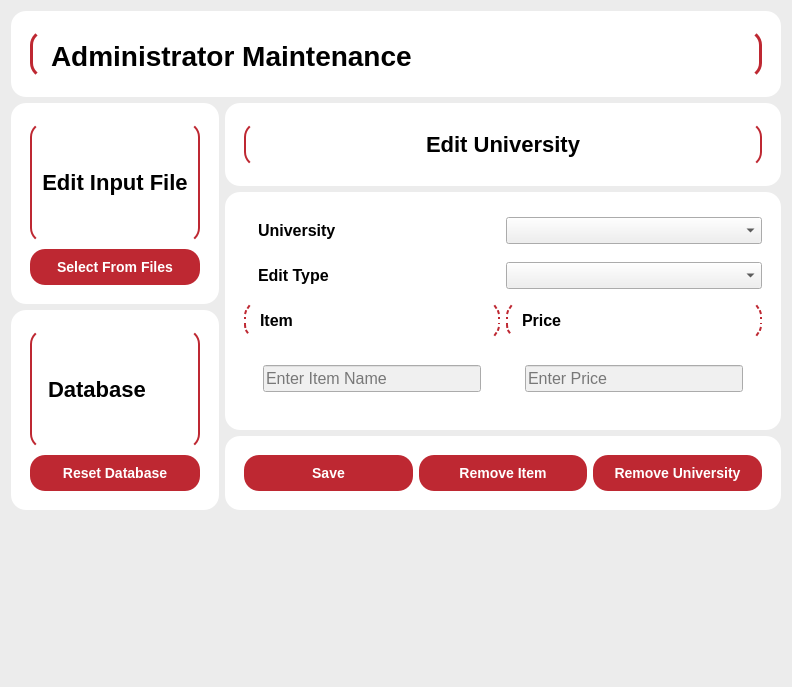
This is adminpage.ui in Akil0814/College_Tour as Qt 5 draws it before an edit. The edited form follows.
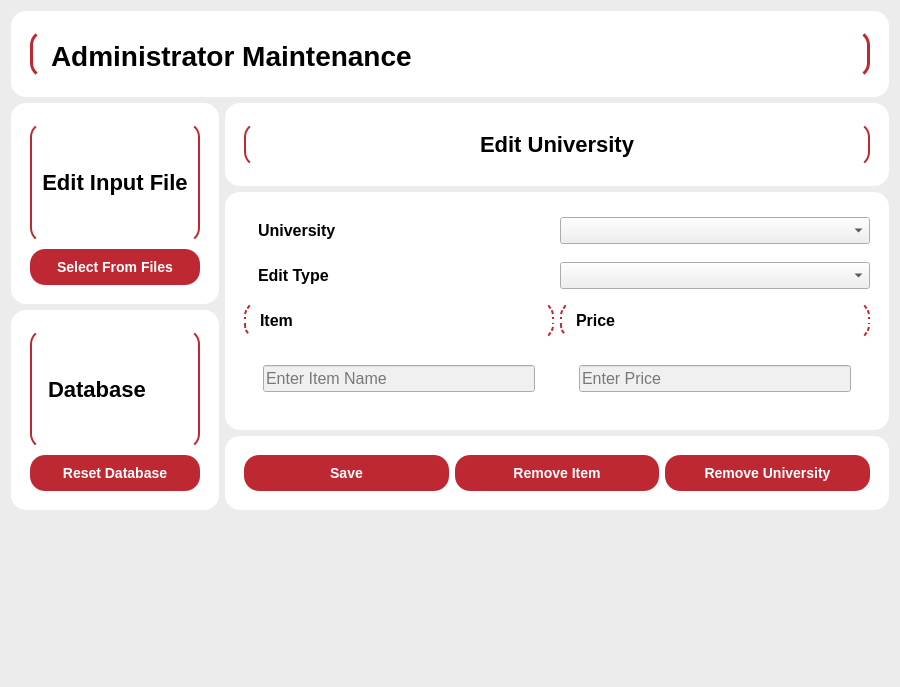
This is the edited form.

Commit message: updated overview ui and set min/max size for admin and tripoverview

Patch:
```diff
--- a/adminpage.ui
+++ b/adminpage.ui
@@ -6,10 +6,22 @@
    <rect>
     <x>0</x>
     <y>0</y>
-    <width>792</width>
+    <width>900</width>
     <height>687</height>
    </rect>
   </property>
+  <property name="minimumSize">
+   <size>
+    <width>900</width>
+    <height>400</height>
+   </size>
+  </property>
+  <property name="maximumSize">
+   <size>
+    <width>1200</width>
+    <height>700</height>
+   </size>
+  </property>
   <property name="windowTitle">
    <string>Form</string>
   </property>
```
The commit also changes 1 other file.
